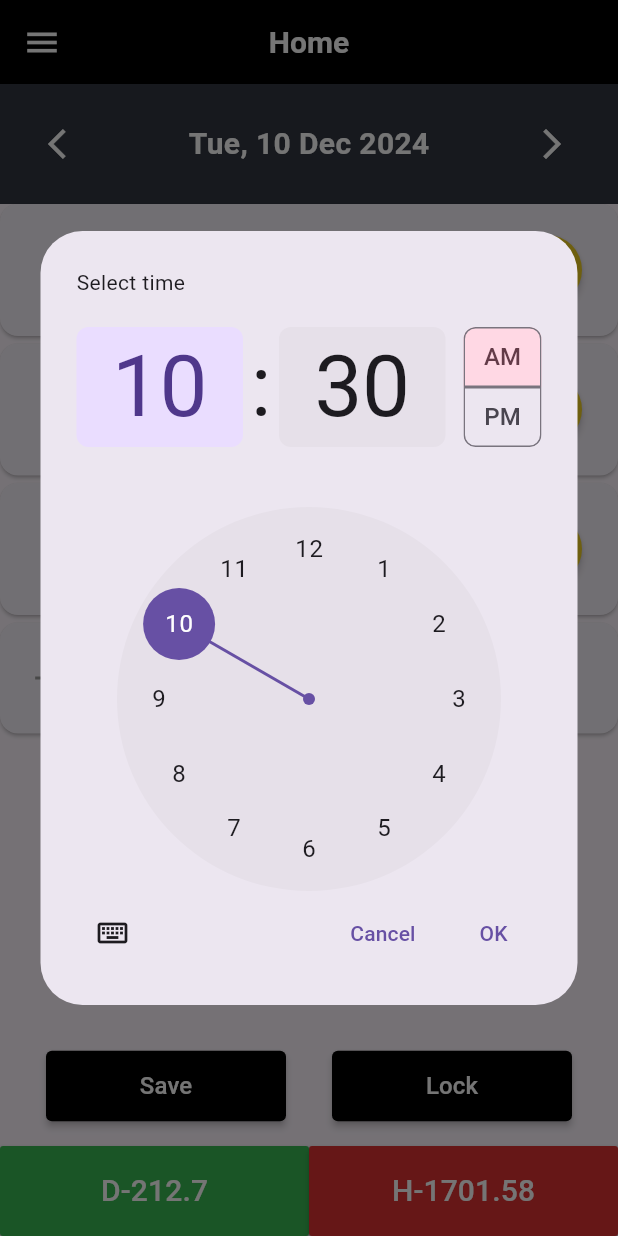
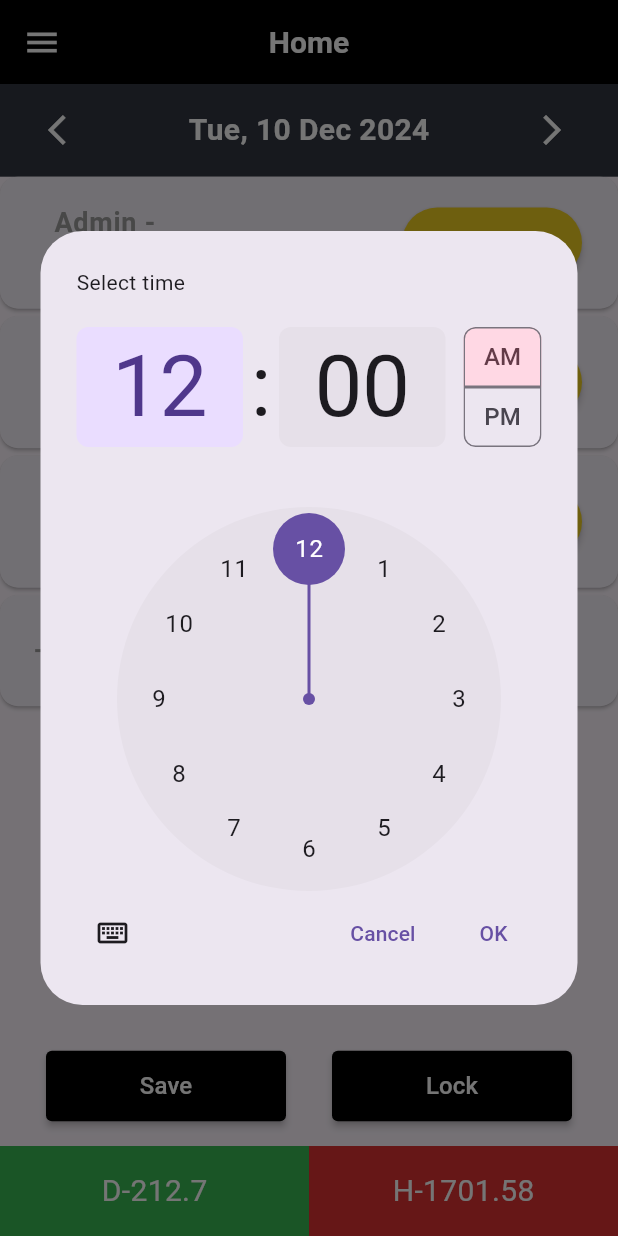
Before and after one commit to vaibhav1355/future_gen_attendence, a Flutter app: the screen it shows after launch, after a tap on "00:00", on a phone screen of 412 x 824 dp. Run offline on Flutter 3.47's test engine with Material 3 defaults, Android fonts, the light colour scheme and no system bars; our stand-ins replace google_sign_in.

Commit message:
initial commit

```diff
--- a/lib/view/home/home_page.dart
+++ b/lib/view/home/home_page.dart
@@ -9,6 +9,12 @@ class HomePage extends StatefulWidget {
 }
 
 class _HomePageState extends State<HomePage> {
+
+  final List<Map<String, dynamic>> data = [
+    {"strings": "Admin - General", "times": "00:00", "journals": ""},
+    {"strings": "Academic - General", "times": "10:15", "journals": ""},
+    {"strings": "Fundraising - General", "times": "11:30", "journals": ""},
+  ];
   DateTime selectedDate = DateTime.now();
   final DateTime currentdate = DateTime.now();
 
@@ -26,15 +32,35 @@ class _HomePageState extends State<HomePage> {
     }
   }
 
+  Future<void> _selectTime(BuildContext context, int index) async {
+    final TimeOfDay? picked = await showTimePicker(
+      context: context,
+      initialTime: TimeOfDay(hour: 0, minute: 00),
+      initialEntryMode: TimePickerEntryMode.dial,
+    );
+
+    if (picked != null) {
+      setState(() {
+        final newTime = DateTime(
+          selectedDate.year,
+          selectedDate.month,
+          selectedDate.day,
+          picked.hour,
+          picked.minute,
+        );
+
+        // Update the 'times' field for the specific item in the data list
+        data[index]['times'] = DateFormat('HH:mm').format(newTime);
+      });
+    }
+  }
+
+
   @override
   Widget build(BuildContext context) {
     String today = DateFormat('EEE, dd MMM yyyy').format(selectedDate);
 
-    final List<Map<String, dynamic>> data = [
-      {"strings": "Admin - General", "times": "00:00", "journals": ""},
-      {"strings": "Academic - General", "times": "10:15", "journals": ""},
-      {"strings": "Fundraising - General", "times": "11:30", "journals": ""},
-    ];
+
 
     return Scaffold(
       appBar: AppBar(
@@ -49,7 +75,7 @@ class _HomePageState extends State<HomePage> {
       body: Column(
         children: [
           Container(
-            height: 80,
+            height: MediaQuery.sizeOf(context).height*0.075,
             color:  Color(0xff323641),
             padding:  EdgeInsets.symmetric(horizontal: 20),
             child: Row(
@@ -95,7 +121,7 @@ class _HomePageState extends State<HomePage> {
                   return Card(
                     margin: EdgeInsets.zero,
                     child: Padding(
-                      padding: const EdgeInsets.only(left: 12.0, top: 12.0, bottom: 12.0),
+                      padding: EdgeInsets.only(left: 12.0, top: 12.0, bottom: 12.0),
                       child: Align(
                         alignment: Alignment.centerLeft,
                         child: Image.asset(
@@ -114,14 +140,14 @@ class _HomePageState extends State<HomePage> {
                     Card(
                       margin: EdgeInsets.zero,
                       child: ListTile(
-                        contentPadding:  EdgeInsets.symmetric(
+                        contentPadding: EdgeInsets.symmetric(
                           horizontal: 24,
                           vertical: 16,
                         ),
                         leading: SizedBox(
-                          width: MediaQuery.of(context).size.width * 0.26,
+                          width: MediaQuery.of(context).size.width * 0.30,
                           child: Padding(
-                            padding:  EdgeInsets.only(left: 12.0),
+                            padding: EdgeInsets.only(left: 12.0),
                             child: Text(
                               item['strings'],
                               style: TextStyle(
@@ -134,37 +160,19 @@ class _HomePageState extends State<HomePage> {
                             ),
                           ),
                         ),
-                        title: Center(
+                        title: GestureDetector(
+                          onTap: () => _selectTime(context ,index),
+                          child: Center(
                             child: Row(
                               mainAxisAlignment: MainAxisAlignment.center,
                               children: [
                                 Flexible(
-                                child: GestureDetector(
-                                  onTap: () async {
-                                    final TimeOfDay? picked = await showTimePicker(
-                                      context: context,
-                                      initialTime: TimeOfDay.fromDateTime(selectedDate),
-                                    );
-                                    if (picked != null) {
-                                      setState(() {
-                                        final newTime = DateTime(
-                                          selectedDate.year,
-                                          selectedDate.month,
-                                          selectedDate.day,
-                                          picked.hour,
-                                          picked.minute,
-                                        );
-                                        item['times'] = DateFormat('HH:mm').format(newTime);
-                                      });
-                                    }
-                                  },
                                   child: Text(
                                     item['times'],
                                     style: TextStyle(
                                       color: Colors.grey,
                                       fontSize: 20,
                                       fontWeight: FontWeight.w500,
-                                    ),
                                     ),
                                   ),
                                 ),
@@ -177,17 +185,18 @@ class _HomePageState extends State<HomePage> {
                               ],
                             ),
                           ),
+                        ),
                         trailing: MaterialButton(
                           onPressed: () {
-
+                            // Implement your logic here
                           },
-                          color:  Color(0xffefce21),
+                          color: Color(0xffefce21),
                           minWidth: 120,
-                          padding:  EdgeInsets.all(12),
+                          padding: EdgeInsets.all(12),
                           shape: RoundedRectangleBorder(
                             borderRadius: BorderRadius.circular(32.0),
                           ),
-                          child:  Text(
+                          child: Text(
                             'Journal',
                             style: TextStyle(
                               fontSize: 16,
@@ -244,10 +253,8 @@ class _HomePageState extends State<HomePage> {
               ],
             ),
           ),
-          Row(
-            children: [
-              MaterialButton(
-                onPressed: () {
+          InkWell(
+            onTap: () {
               showModalBottomSheet(
                 context: context,
                 shape:  RoundedRectangleBorder(
@@ -258,36 +265,34 @@ class _HomePageState extends State<HomePage> {
                     children: [
                       Column(
                         children: [
-                              Row(
+                          InkWell(
+                            onTap: (){
+                              Navigator.pop(context);
+                            }, // close the showModelBottomSheet
+                            child: Row(
                               children: [
-                                  Expanded(
-                                    child: MaterialButton(
-                                      onPressed: () {},
+                                Container(
+                                  width: MediaQuery.of(context).size.width * 0.5,
+                                  height: 60,
+                                  decoration: BoxDecoration(
                                     color: Color(0xff39ba53),
-                                      height: 60,
-                                      shape: RoundedRectangleBorder(
-                                        borderRadius: BorderRadius.only(
-                                          topLeft: Radius.circular(12),
-                                          bottomLeft: Radius.circular(12),
                                   ),
-                                      ),
+                                  padding: EdgeInsets.all(12),
+                                  child: Center(
                                     child: Text(
                                       'D-212.7',
                                       style: TextStyle(fontSize: 20, color: Colors.white),
                                     ),
                                   ),
                                 ),
-                                  Expanded(
-                                    child: MaterialButton(
-                                      onPressed: () {},
+                                Container(
+                                  width: MediaQuery.of(context).size.width * 0.5,
+                                  height: 60,
+                                  decoration: BoxDecoration(
                                     color: Color(0xffde3232),
-                                      height: 60,
-                                      shape: RoundedRectangleBorder(
-                                        borderRadius: BorderRadius.only(
-                                          topRight: Radius.circular(12),
-                                          bottomRight: Radius.circular(12),
                                   ),
-                                      ),
+                                  padding: EdgeInsets.all(12),
+                                  child: Center(
                                     child: Text(
                                       'H-1701.58',
                                       style: TextStyle(fontSize: 20, color: Colors.white),
@@ -295,6 +300,7 @@ class _HomePageState extends State<HomePage> {
                                   ),
                                 ),
                               ],
+                            ),
                           ),
                           Container(
                             padding:  EdgeInsets.all(16.0),
@@ -310,12 +316,12 @@ class _HomePageState extends State<HomePage> {
                                       style: TextStyle(fontSize: 16),
                                     ),
                                     Text(
-                                          '212.7', // Replace with dynamic data if needed
+                                      '212.7',
                                       style: TextStyle(fontSize: 16, fontWeight: FontWeight.bold),
                                     ),
                                   ],
                                 ),
-                                    SizedBox(height: 8),
+                                SizedBox(height: 14),
                                 Row(
                                   mainAxisAlignment: MainAxisAlignment.spaceBetween,
                                   children:  [
@@ -329,7 +335,7 @@ class _HomePageState extends State<HomePage> {
                                     ),
                                   ],
                                 ),
-                                     SizedBox(height: 8),
+                                SizedBox(height: 14),
                                 Row(
                                   mainAxisAlignment: MainAxisAlignment.spaceBetween,
                                   children:  [
@@ -343,7 +349,7 @@ class _HomePageState extends State<HomePage> {
                                     ),
                                   ],
                                 ),
-                                    SizedBox(height: 8),
+                                SizedBox(height: 14),
                                 Row(
                                   mainAxisAlignment: MainAxisAlignment.spaceBetween,
                                   children:  [
@@ -367,31 +373,44 @@ class _HomePageState extends State<HomePage> {
                   );
                 },
               );
-                },
-                color:  Color(0xff39ba53),
-                minWidth: MediaQuery.of(context).size.width * 0.5,
+            } ,
+            child: Row(
+              children: [
+                Container(
+                  width: MediaQuery.of(context).size.width * 0.5,
                   height: 60,
-                padding:  EdgeInsets.all(12),
+                  decoration: BoxDecoration(
+                    color: Color(0xff39ba53),
+                  ),
+                  padding: EdgeInsets.all(12),
+                  child: Center(
                     child: Text(
                       'D-212.7',
                       style: TextStyle(fontSize: 20, color: Colors.white),
                     ),
                   ),
-              MaterialButton(
-                onPressed: () {  },
+                ),
+                Container(
+                  width: MediaQuery.of(context).size.width * 0.5,
+                  height: 60,
+                  decoration: BoxDecoration(
                     color: Color(0xffde3232),
-                minWidth: MediaQuery.of(context).size.width * 0.5,
-                height: 60,
+                  ),
                   padding: EdgeInsets.all(12),
+                  child: Center(
                     child: Text(
                       'H-1701.58',
                       style: TextStyle(fontSize: 20, color: Colors.white),
                     ),
                   ),
+                ),
               ],
+            ),
           ),
         ],
       ),
     );
   }
 }
+
+// 0221
```
Lines whose indentation alone changed are shown as unchanged.
